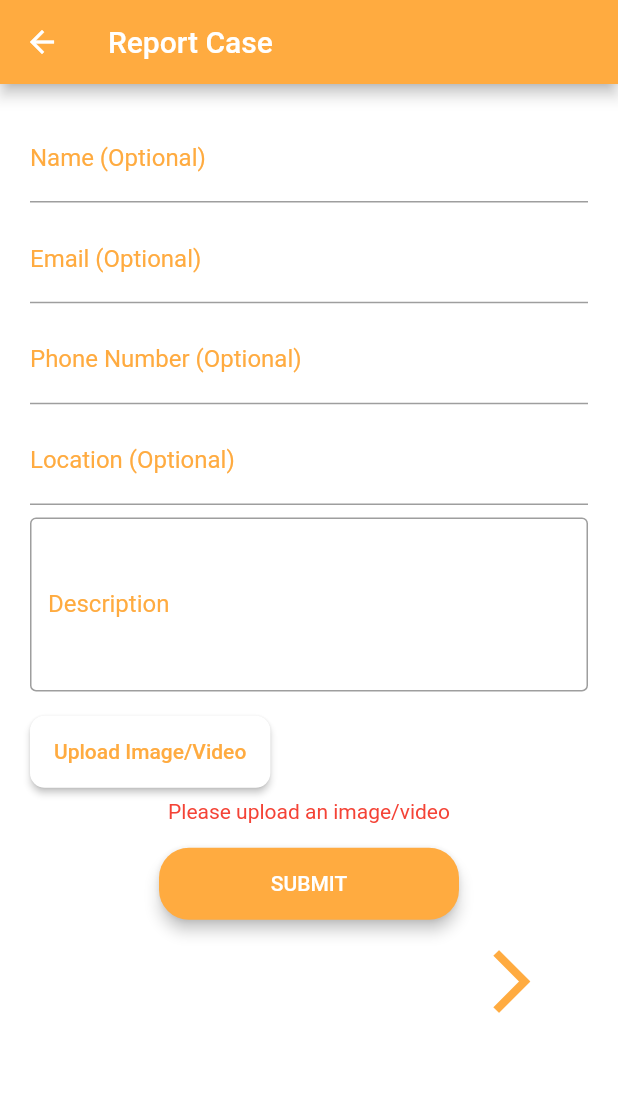
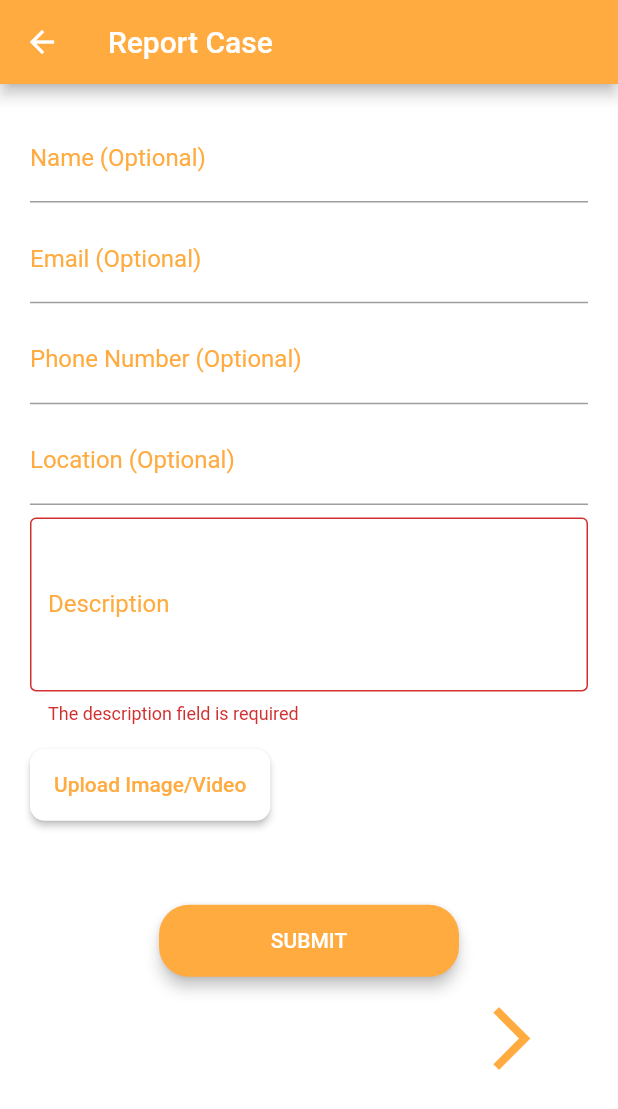
Before and after one commit to Ghaffaru15/anti-traffic-alert-mobile, a Flutter app: the Report screen opened by its route, after a tap on "SUBMIT", on a phone screen of 412 x 824 dp. Shown: the top 1109 px of the screen. Run offline on Flutter 3.47's test engine with Material 2 defaults, Android fonts, the light colour scheme and no system bars; our stand-ins replace file_picker, modal_progress_hud; missing offline and left inert: mime_type.

Commit message:
report case page done

```diff
--- a/lib/report.dart
+++ b/lib/report.dart
@@ -3,7 +3,8 @@ import 'dart:io';
 import 'package:flutter/material.dart';
 import 'package:file_picker/file_picker.dart';
 import 'package:mime_type/mime_type.dart';
-
+import 'package:http/http.dart' as http;
+import 'package:modal_progress_hud/modal_progress_hud.dart';
 //
 //import 'package:flutter_uploader/flutter_uploader.dart';
 
@@ -21,7 +22,16 @@ class _ReportState extends State<Report> {
   String description;
   File fileToSubmit;
 
+  TextEditingController nameController = TextEditingController();
+  TextEditingController emailController = TextEditingController();
+  TextEditingController phoneController = TextEditingController();
+  TextEditingController locationController = TextEditingController();
+  TextEditingController descriptionController = TextEditingController();
+
   String fileEmpty;
+  String fileName;
+
+  bool showSpinner = false;
 
   Future showUploadError() async {
     showDialog(
@@ -67,7 +77,51 @@ class _ReportState extends State<Report> {
         });
   }
 
-  void validateFile(File file) {
+  Future showUploadSuccess() async {
+    showDialog(
+        context: context,
+        builder: (BuildContext context) {
+          return AlertDialog(
+            title: Text('Report Added'),
+            content: Text(
+              'Thank you for saving a life, your case has been recorded',
+              style: TextStyle(color: Colors.orangeAccent),
+            ),
+            actions: <Widget>[
+              FlatButton(
+                child: Text('Back'),
+                onPressed: () {
+                  Navigator.pop(context);
+                },
+              ),
+            ],
+          );
+        });
+  }
+
+  Future showSubmissionError() async {
+    showDialog(
+        context: context,
+        builder: (BuildContext context) {
+          return AlertDialog(
+            title: Text('Ooops'),
+            content: Text(
+              'There was a problem recording your case, please try again',
+              style: TextStyle(color: Colors.orangeAccent),
+            ),
+            actions: <Widget>[
+              FlatButton(
+                child: Text('Ok'),
+                onPressed: () {
+                  Navigator.pop(context);
+                },
+              ),
+            ],
+          );
+        });
+  }
+  File validateFile(File file) {
+
     if (file != null) {
       setState(() {
         fileEmpty = '';
@@ -78,19 +132,25 @@ class _ReportState extends State<Report> {
       if (mimeArray[0] != 'image' && mimeArray[0] != 'video') {
         showUploadError();
         print('Invalid File Type, Please Upload an image or video');
-      } else if (file.lengthSync() > 100000) {
+      } else if (file.lengthSync() > 100000000) {
         showFileSizeError();
       } else {
         setState(() {
+
           fileToSubmit = file;
+          fileName = file.path.split('/').last;
+
         });
       }
     } else {
       print('No file uploaded');
       setState(() {
         fileEmpty = 'Please upload an image/video';
+        fileName = '';
       });
     }
+
+    return file;
   }
 
   void onFileUploadPressed() async {
@@ -100,12 +160,74 @@ class _ReportState extends State<Report> {
   }
 
   submitData() async {
-    if (fileToSubmit != null) {
-      print('Exist');
+    if (!formKey.currentState.validate()) {
+      print('Failed Validation');
+      return;
+    }
+    if (validateFile(fileToSubmit) != null) {
+      formKey.currentState.save();
+      setState(() {
+        showSpinner = true;
+      });
+      final request = http.MultipartRequest('POST',
+      Uri.parse('http://10.0.2.2:8000/api/report'));
+
+      final finalFile = await http.MultipartFile.fromPath('media_url', fileToSubmit.path);
+
+      request.files.add(finalFile);
+
+      request.fields.addAll({
+        'name': name,
+        'email': email,
+        'phone_number': phoneNumber,
+        'location' : location,
+        'description' : description
+      });
+
+      var streamedResponse = await request.send();
+      var response = await http.Response.fromStream(streamedResponse);
+
+      if (response.statusCode == 200) {
+        setState(() {
+          showSpinner = false;
+        });
+        showUploadSuccess();
+        nameController.clear();
+        emailController.clear();
+        phoneController.clear();
+        locationController.clear();
+        descriptionController.clear();
+        setState(() {
+          name = '';
+          email = '';
+          phoneNumber = '';
+          location = '';
+          description = '';
+          fileToSubmit = null;
+          fileName = '';
+        });
       } else {
-      print('No file');
+        print(response.statusCode);
+        showSpinner = false;
+        showSubmissionError();
+
+//        nameController.clear();
+//        emailController.clear();
+//        phoneController.clear();
+//        locationController.clear();
+//        descriptionController.clear();
+        setState(() {
+          name = '';
+          email = '';
+          phoneNumber = '';
+          location = '';
+          description = '';
+          fileToSubmit = null;
+          fileName = '';
+        });
       }
-    validateFile(fileToSubmit);
+    }
+    ;
   }
 
   @override
@@ -117,7 +239,8 @@ class _ReportState extends State<Report> {
         title: Text('Report Case'),
       ),
       backgroundColor: Colors.white,
-      body: ListView(
+      body: ModalProgressHUD(inAsyncCall: showSpinner,
+          child: ListView(
             children: <Widget>[
 //          SizedBox(
 //            height: size.height * 0.04,
@@ -148,6 +271,12 @@ class _ReportState extends State<Report> {
                     child: Column(
                       children: <Widget>[
                         TextFormField(
+                          controller: nameController,
+                          onSaved: (String value) {
+                            setState(() {
+                              name = value;
+                            });
+                          },
                           style: TextStyle(color: Colors.blue),
                           decoration: InputDecoration(
                               labelText: 'Name (Optional)',
@@ -157,6 +286,12 @@ class _ReportState extends State<Report> {
                           height: size.height * 0.01,
                         ),
                         TextFormField(
+                          controller: emailController,
+                          onSaved: (String value) {
+                            setState(() {
+                              email = value;
+                            });
+                          },
                           style: TextStyle(color: Colors.blue),
                           decoration: InputDecoration(
                               labelText: 'Email (Optional)',
@@ -166,6 +301,12 @@ class _ReportState extends State<Report> {
                           height: size.height * 0.01,
                         ),
                         TextFormField(
+                          controller: phoneController,
+                          onSaved: (String value) {
+                            setState(() {
+                              phoneNumber = value;
+                            });
+                          },
                           style: TextStyle(color: Colors.blue),
                           decoration: InputDecoration(
                               labelText: 'Phone Number (Optional)',
@@ -175,6 +316,12 @@ class _ReportState extends State<Report> {
                           height: size.height * 0.01,
                         ),
                         TextFormField(
+                          controller: locationController,
+                          onSaved: (String value) {
+                            setState(() {
+                              location = value;
+                            });
+                          },
                           style: TextStyle(color: Colors.blue),
                           decoration: InputDecoration(
                               labelText: 'Location (Optional)',
@@ -184,6 +331,18 @@ class _ReportState extends State<Report> {
                           height: size.height * 0.01,
                         ),
                         TextFormField(
+                          controller: descriptionController,
+                          onSaved: (String value) {
+                            setState(() {
+                              description = value;
+                            });
+                          },
+                          validator: (String description) {
+                            if (description.isEmpty) {
+                              return 'The description field is required';
+                            }
+
+                          },
                           style: TextStyle(color: Colors.blue),
                           maxLines: 4,
                           decoration: InputDecoration(
@@ -218,6 +377,7 @@ class _ReportState extends State<Report> {
                             SizedBox(
                               width: 30,
                             ),
+
 //                        RaisedButton(
 //                          color: Colors.white,
 //                          child: Text(
@@ -233,6 +393,11 @@ class _ReportState extends State<Report> {
                           style: TextStyle(color: Colors.red),
                         )
                             : Text(''),
+
+                        fileName != null ?
+                        Text(fileName,
+                          style: TextStyle(color: Colors.orangeAccent),
+                        ) : Text(''),
                         Padding(
                           padding: EdgeInsets.symmetric(vertical: 16),
                           child: Material(
@@ -268,7 +433,7 @@ class _ReportState extends State<Report> {
                     ),
                   ))
             ],
-      ),
+          ),)
     );
   }
 }
```
Lines whose indentation alone changed are shown as unchanged.
